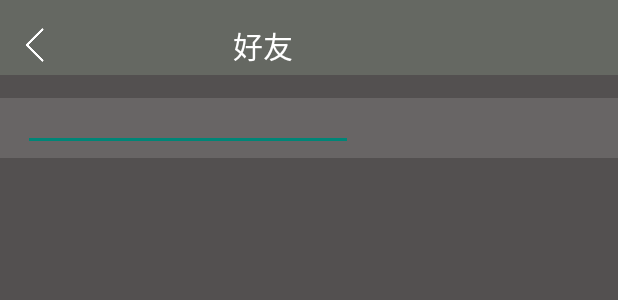
After one commit to AOPG/heybro_android, an Android app: the layout addfriend.xml on its own in the app's theme, with its tools: preview values and no code run, on a phone screen of 412 x 824 dp. The commit adds this screen. Shown: the top 300 px of the screen. Run offline under Robolectric (Android 15) with nearby library versions, the phone set to English and light mode, and no system bars.

Commit message:
更新好友页面

```diff
--- /dev/null
+++ b/app/src/main/res/layout/addfriend.xml
@@ -0,0 +1,51 @@
+<?xml version="1.0" encoding="utf-8"?>
+<LinearLayout xmlns:android="http://schemas.android.com/apk/res/android"
+    android:layout_width="match_parent"
+    android:layout_height="match_parent"
+    android:orientation="vertical">
+    <LinearLayout
+        android:layout_width="match_parent"
+        android:layout_height="50dp"
+        android:background="#656862"
+        android:orientation="horizontal">
+        <!-- 返回 有点击事件-->
+        <ImageView
+            android:layout_width="25dp"
+            android:layout_height="25dp"
+            android:layout_marginTop="17dp"
+            android:layout_marginLeft="10dp"
+            android:src="@drawable/back"/>
+        <TextView
+            android:layout_width="wrap_content"
+            android:layout_height="wrap_content"
+            android:textColor="#ffffff"
+            android:text="好友"
+            android:layout_marginLeft="120dp"
+            android:layout_marginTop="15dp"
+            android:textSize="20dp"/>
+
+    </LinearLayout>
+    <LinearLayout
+        android:layout_width="match_parent"
+        android:layout_height="match_parent"
+        android:background="#535050"
+        android:orientation="vertical">
+
+        <LinearLayout
+            android:id="@+id/find"
+            android:layout_width="match_parent"
+            android:layout_height="40dp"
+            android:layout_marginTop="15dp"
+            android:orientation="horizontal"
+            android:background="#1fffffff">
+<EditText
+    android:layout_width="220dp"
+    android:layout_height="30dp"
+    android:layout_marginTop="5dp"
+    android:layout_marginLeft="15dp"
+    />
+
+        </LinearLayout>
+    </LinearLayout>
+
+</LinearLayout>
```
Also changed, not shown: app/src/main/res/drawable/basket_btn_corner.xml (+4 -4 lines), app/src/main/res/drawable/cirle3.xml (added, +9 -0 lines), app/src/main/res/drawable/pic_corner.xml (added, +8 -0 lines), app/src/main/res/layout/fragment_friend.xml (+2 -6 lines), app/src/main/res/drawable/category.png (renamed from app/src/main/res/drawable/Category.png).
